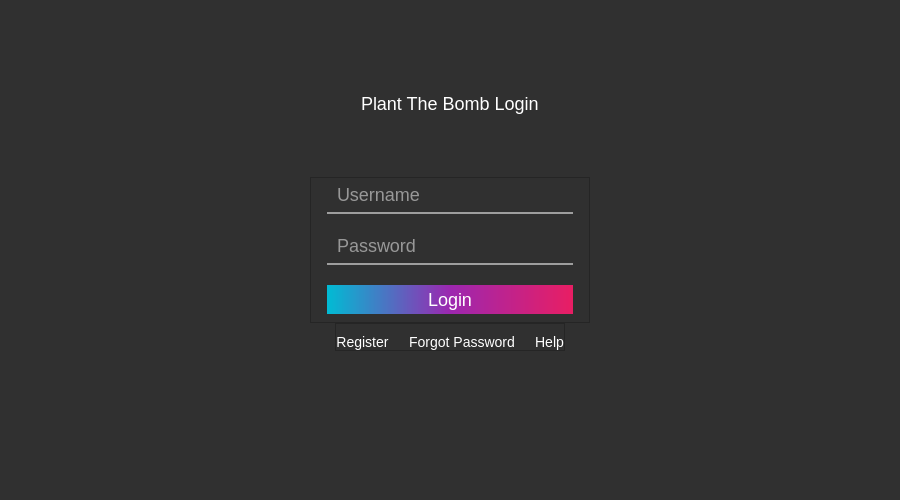
Above: mainwindow.ui from PyFlat-Studios-JR/Plant-The-Bomb before the change. Below: the same form after it.
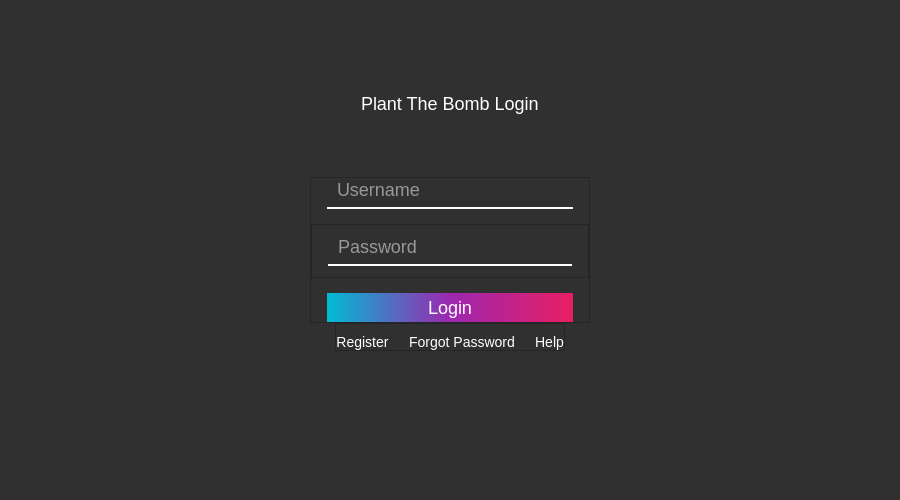
That is the form after the change. Icons and pictures are not drawn.

Commit message: visibility button

Diff of the .ui file:
```diff
--- a/mainwindow.ui
+++ b/mainwindow.ui
@@ -40,11 +40,8 @@
 QLineEdit{
 	padding: 0 0 6px 8px;
 	border:0;
-	border-bottom: 2px solid #9E9E9E;
-	margin: 0 16px;
-}
-QLineEdit::focus{
 	border-bottom: 2px solid white;
+	margin: 0 16px;
 }
 QPushButton{
 	border: 0;
@@ -74,6 +71,16 @@
 QPushButton#register_help_btn{
 	font-size: 14px;
 }
+QLineEdit#login_password_entry{
+	margin-right: 0;
+}
+QPushButton#login_password_toggle{
+	margin-right: 16px;
+	margin-top: 2px;
+	padding: 0 15px 6px 0px;
+	border: 0;
+	border-bottom: 2px solid white;
+}
 </string>
   </property>
   <widget class="QWidget" name="centralwidget">
@@ -187,16 +194,65 @@
                </widget>
               </item>
               <item>
-               <widget class="QLineEdit" name="login_password_entry">
-                <property name="echoMode">
-                 <enum>QLineEdit::Password</enum>
+               <widget class="QFrame" name="frame_14">
+                <property name="frameShape">
+                 <enum>QFrame::StyledPanel</enum>
                 </property>
-                <property name="alignment">
-                 <set>Qt::AlignLeading|Qt::AlignLeft|Qt::AlignVCenter</set>
+                <property name="frameShadow">
+                 <enum>QFrame::Raised</enum>
                 </property>
-                <property name="placeholderText">
-                 <string>Password</string>
-                </property>
+                <layout class="QHBoxLayout" name="horizontalLayout_8">
+                 <property name="spacing">
+                  <number>0</number>
+                 </property>
+                 <property name="leftMargin">
+                  <number>0</number>
+                 </property>
+                 <property name="topMargin">
+                  <number>0</number>
+                 </property>
+                 <property name="rightMargin">
+                  <number>0</number>
+                 </property>
+                 <property name="bottomMargin">
+                  <number>0</number>
+                 </property>
+                 <item alignment="Qt::AlignVCenter">
+                  <widget class="QLineEdit" name="login_password_entry">
+                   <property name="echoMode">
+                    <enum>QLineEdit::Password</enum>
+                   </property>
+                   <property name="alignment">
+                    <set>Qt::AlignLeading|Qt::AlignLeft|Qt::AlignVCenter</set>
+                   </property>
+                   <property name="placeholderText">
+                    <string>Password</string>
+                   </property>
+                  </widget>
+                 </item>
+                 <item alignment="Qt::AlignVCenter">
+                  <widget class="QPushButton" name="login_password_toggle">
+                   <property name="text">
+                    <string/>
+                   </property>
+                   <property name="icon">
+                    <iconset>
+                     <selectedoff>src/gui/images/eye-slash.png</selectedoff>
+                     <selectedon>src/gui/images/eye.png</selectedon>
+                    </iconset>
+                   </property>
+                   <property name="iconSize">
+                    <size>
+                     <width>25</width>
+                     <height>25</height>
+                    </size>
+                   </property>
+                   <property name="checkable">
+                    <bool>true</bool>
+                   </property>
+                  </widget>
+                 </item>
+                </layout>
                </widget>
               </item>
               <item>
```
The commit also changes 7 other files.
